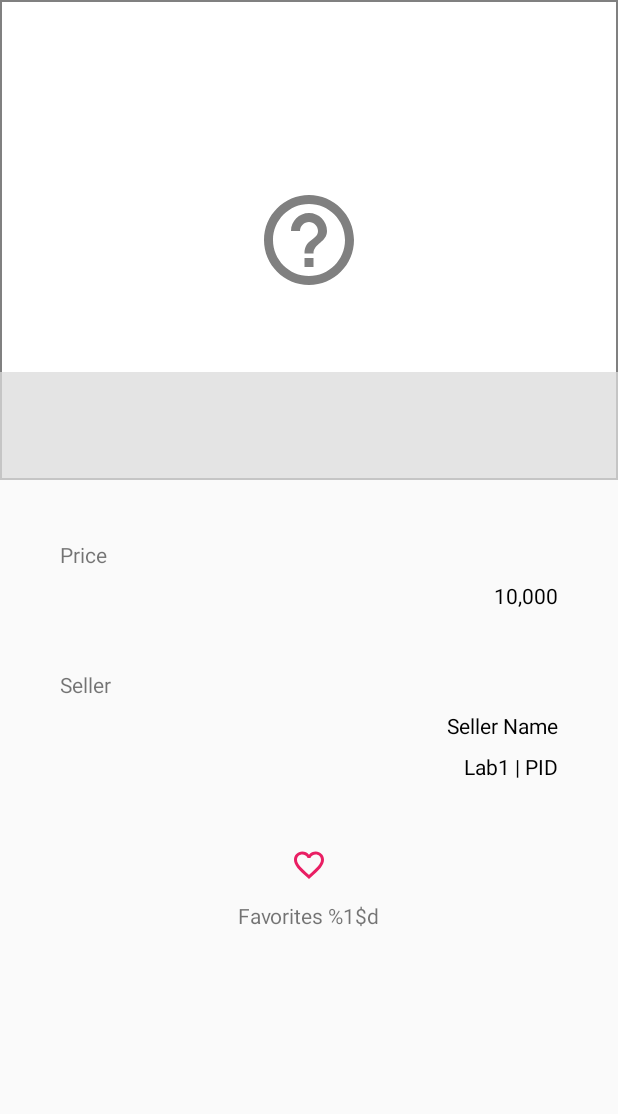
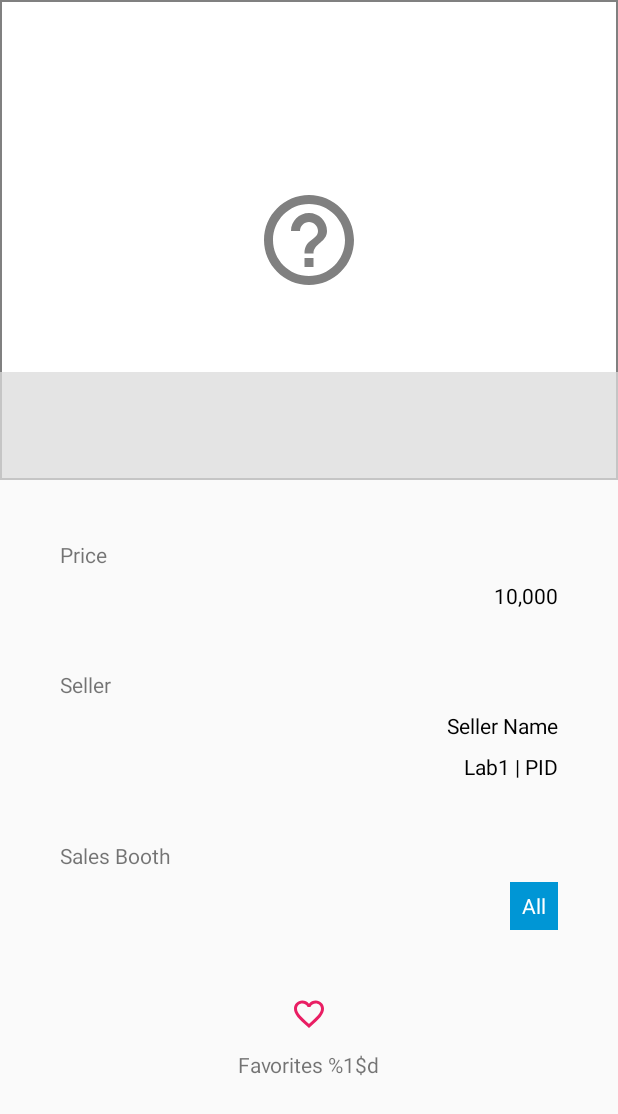
Before and after one commit to yoonhok524/HPPK-2018-Angel-s-Wing, an Android app: the layout activity_details.xml on its own in the app's theme, with its tools: preview values and no code run, on a phone screen of 412 x 824 dp. Shown: the top 1114 px of the screen. Run offline under Robolectric (Android 15) with nearby library versions, the phone set to English and light mode, and no system bars.

Commit message:
판매 구역 표기, 관심 물품 삭제되었을 때에 대한 조치

```diff
--- a/app/src/main/java/com/youknow/hppk2018/angelswing/data/model/Product.kt
+++ b/app/src/main/java/com/youknow/hppk2018/angelswing/data/model/Product.kt
@@ -9,6 +9,7 @@ data class Product (
         var id: String = "",
         var name: String = "",
         var price: Int = MINIMUM_TARGET_PRICE,
+        var donation: Int = 0,
         var imgFileName: String = "",
         var onSale: Boolean = true,
         val createdAt: Long = System.currentTimeMillis(),
--- a/app/src/main/java/com/youknow/hppk2018/angelswing/data/source/ProductDataSource.kt
+++ b/app/src/main/java/com/youknow/hppk2018/angelswing/data/source/ProductDataSource.kt
@@ -59,7 +59,7 @@ class ProductDataSource : AnkoLogger {
         mRef.document(productId)
                 .get()
                 .addOnCompleteListener {
-                    if (!it.isSuccessful || it.result == null) {
+                    if (!it.isSuccessful || it.result == null || !it.result.exists()) {
                         emitter.onError(Exception("$productId is not exist"))
                     } else {
                         emitter.onSuccess(it.result.toObject(Product::class.java)!!)
@@ -76,8 +76,8 @@ class ProductDataSource : AnkoLogger {
                 }
     }
 
-    fun delete(product: Product) = Single.create<Boolean> { emitter ->
-        mRef.document(product.id)
+    fun delete(productId: String) = Single.create<Boolean> { emitter ->
+        mRef.document(productId)
                 .delete()
                 .addOnCompleteListener {
                     emitter.onSuccess(it.isSuccessful)
--- a/app/src/main/java/com/youknow/hppk2018/angelswing/data/source/UserDataSource.kt
+++ b/app/src/main/java/com/youknow/hppk2018/angelswing/data/source/UserDataSource.kt
@@ -77,11 +77,12 @@ class UserDataSource : AnkoLogger {
                 }
     }
 
-    fun removeFavoriteProduct(userId: String, product: Product) = Single.create<Boolean> { emitter ->
+    fun removeFavoriteProduct(userId: String, productId: String) = Single.create<Boolean> { emitter ->
+        info("[HPPK] removeFavoriteProduct")
         mFirestore.collection(USERS)
                 .document(userId)
                 .collection(FAVORITES)
-                .document(product.id)
+                .document(productId)
                 .delete()
                 .addOnCompleteListener {
                     if (it.isSuccessful) {
--- a/app/src/main/java/com/youknow/hppk2018/angelswing/ui/details/DetailsActivity.kt
+++ b/app/src/main/java/com/youknow/hppk2018/angelswing/ui/details/DetailsActivity.kt
@@ -19,6 +19,7 @@ import com.youknow.hppk2018.angelswing.ui.KEY_USER
 import com.youknow.hppk2018.angelswing.ui.addedit.AddEditActivity
 import com.youknow.hppk2018.angelswing.ui.signin.SignInActivity
 import com.youknow.hppk2018.angelswing.utils.getFormattedPrice
+import com.youknow.hppk2018.angelswing.utils.getSaleLocation
 import kotlinx.android.synthetic.main.activity_details.*
 import org.jetbrains.anko.alert
 import org.jetbrains.anko.noButton
@@ -102,6 +103,7 @@ class DetailsActivity : AppCompatActivity(), DetailsContract.View, View.OnClickL
         tvPrice.text = getFormattedPrice(mProduct.price)
         tvSellerName.text = mProduct.seller.name
         tvSellerLabPart.text = "${mProduct.seller.lab} | ${mProduct.seller.part}"
+        tvSalesLocation.text = getSaleLocation(mProduct.seller.part)
 
         if (!TextUtils.isEmpty(mProduct.imgFileName)) {
             val imgRef = ImageDataSource().getImageRef(mProduct.imgFileName)
--- a/app/src/main/java/com/youknow/hppk2018/angelswing/ui/list/ProductsAdapter.kt
+++ b/app/src/main/java/com/youknow/hppk2018/angelswing/ui/list/ProductsAdapter.kt
@@ -16,12 +16,13 @@ import com.youknow.hppk2018.angelswing.data.source.ImageDataSource
 import com.youknow.hppk2018.angelswing.ui.KEY_PRODUCT_ID
 import com.youknow.hppk2018.angelswing.ui.details.DetailsActivity
 import com.youknow.hppk2018.angelswing.utils.getFormattedPrice
+import com.youknow.hppk2018.angelswing.utils.getSaleLocation
 import kotlinx.android.synthetic.main.item_product.view.*
 
 class ProductsAdapter(
         private val context: Context,
-        var products: MutableList<Product> = mutableListOf(),
-        private val imageDataSource: ImageDataSource = ImageDataSource()
+        private val imageDataSource: ImageDataSource = ImageDataSource(),
+        var products: MutableList<Product> = mutableListOf()
 ) : RecyclerView.Adapter<ProductsAdapter.ProductHolder>() {
 
     override fun onCreateViewHolder(parent: ViewGroup, viewType: Int) = ProductHolder(LayoutInflater.from(context).inflate(R.layout.item_product, parent, false))
@@ -38,6 +39,7 @@ class ProductsAdapter(
         holder.itemView.tvLblPrice.text = price
         holder.itemView.tvSellerName.text = product.seller.name
         holder.itemView.tvSellerLabPart.text = "${product.seller.lab} | ${product.seller.part}"
+        holder.itemView.tvSalesLocation.text = getSaleLocation(product.seller.part)
 
         if (!TextUtils.isEmpty(product.imgFileName)) {
             val imgRef = imageDataSource.getImageRef(product.imgFileName)
--- /dev/null
+++ b/app/src/main/res/drawable/sales_location.xml
@@ -0,0 +1,11 @@
+<?xml version="1.0" encoding="utf-8"?>
+<selector xmlns:android="http://schemas.android.com/apk/res/android">
+
+    <item>
+        <shape>
+            <gradient android:angle="0" android:centerColor="@color/colorPrimary" android:endColor="@color/colorPrimary" android:gradientRadius="10sp" android:startColor="@color/colorPrimary" />
+            <stroke android:width="1dp" android:color="@color/colorPrimary" />
+        </shape>
+    </item>
+
+</selector>
--- a/app/src/main/res/layout/activity_details.xml
+++ b/app/src/main/res/layout/activity_details.xml
@@ -26,9 +26,9 @@
                 android:layout_width="match_parent"
                 android:layout_height="match_parent"
                 android:background="@drawable/photo_border"
+                android:fitsSystemWindows="true"
+                android:scaleType="center"
                 android:src="@drawable/ic_unknown_72dp"
-                    android:scaleType="center"
-                    android:fitsSystemWindows="true"
                 app:layout_collapseMode="parallax"
                 app:layout_scrollFlags="scroll|enterAlways|enterAlwaysCollapsed" />
 
@@ -37,9 +37,9 @@
                 android:layout_width="match_parent"
                 android:layout_height="72dp"
                 android:layout_gravity="bottom"
+                android:background="@color/grey_truncate"
                 android:padding="8dp"
                 android:paddingStart="32dp"
-                    android:background="@color/grey_truncate"
                 android:textColor="@color/black"
                 android:textSize="20sp" />
 
@@ -69,21 +69,21 @@
                 android:layout_height="wrap_content"
                 android:layout_margin="40dp"
                 android:text="@string/price"
-                    app:layout_constraintTop_toTopOf="parent"
-                    app:layout_constraintStart_toStartOf="parent" />
+                app:layout_constraintStart_toStartOf="parent"
+                app:layout_constraintTop_toTopOf="parent" />
 
             <TextView
                 android:id="@+id/tvPrice"
                 android:layout_width="0dp"
                 android:layout_height="wrap_content"
+                android:layout_marginStart="40dp"
                 android:layout_marginTop="8dp"
-                    android:layout_marginStart="40dp"
                 android:layout_marginEnd="40dp"
                 android:textAlignment="textEnd"
                 android:textColor="@color/black"
-                    tools:text="10,000"
+                app:layout_constraintEnd_toEndOf="parent"
                 app:layout_constraintTop_toBottomOf="@id/tvLblPrice"
-                    app:layout_constraintEnd_toEndOf="parent" />
+                tools:text="10,000" />
 
             <TextView
                 android:id="@+id/tvSeller"
@@ -91,8 +91,8 @@
                 android:layout_height="wrap_content"
                 android:layout_margin="40dp"
                 android:text="@string/seller"
-                    app:layout_constraintTop_toBottomOf="@id/tvPrice"
-                    app:layout_constraintStart_toStartOf="parent" />
+                app:layout_constraintStart_toStartOf="parent"
+                app:layout_constraintTop_toBottomOf="@id/tvPrice" />
 
             <TextView
                 android:id="@+id/tvSellerName"
@@ -100,10 +100,10 @@
                 android:layout_height="wrap_content"
                 android:layout_marginTop="8dp"
                 android:layout_marginEnd="40dp"
-                    tools:text="Seller Name"
                 android:textColor="@color/black"
+                app:layout_constraintEnd_toEndOf="parent"
                 app:layout_constraintTop_toBottomOf="@id/tvSeller"
-                    app:layout_constraintEnd_toEndOf="parent" />
+                tools:text="Seller Name" />
 
             <TextView
                 android:id="@+id/tvSellerLabPart"
@@ -111,10 +111,32 @@
                 android:layout_height="wrap_content"
                 android:layout_marginTop="8dp"
                 android:layout_marginEnd="40dp"
-                    tools:text="Lab1 | PID"
                 android:textColor="@color/black"
+                app:layout_constraintEnd_toEndOf="parent"
                 app:layout_constraintTop_toBottomOf="@id/tvSellerName"
-                    app:layout_constraintEnd_toEndOf="parent" />
+                tools:text="Lab1 | PID" />
+
+            <TextView
+                android:id="@+id/tvLblSalesLocation"
+                android:layout_width="wrap_content"
+                android:layout_height="wrap_content"
+                android:layout_margin="40dp"
+                android:text="@string/sales_booth"
+                app:layout_constraintStart_toStartOf="parent"
+                app:layout_constraintTop_toBottomOf="@id/tvSellerLabPart" />
+
+            <TextView
+                android:id="@+id/tvSalesLocation"
+                android:layout_width="32dp"
+                android:layout_height="32dp"
+                android:layout_marginTop="8dp"
+                android:layout_marginEnd="40dp"
+                android:background="@drawable/sales_location"
+                android:textColor="@color/white"
+                android:gravity="center"
+                app:layout_constraintEnd_toEndOf="parent"
+                app:layout_constraintTop_toBottomOf="@id/tvLblSalesLocation"
+                tools:text="All" />
 
             <CheckBox
                 android:id="@+id/chkFavorite"
@@ -122,9 +144,9 @@
                 android:layout_height="32dp"
                 android:layout_margin="40dp"
                 android:button="@drawable/favorite_checkbox"
-                    app:layout_constraintTop_toBottomOf="@id/tvSellerLabPart"
+                app:layout_constraintEnd_toEndOf="parent"
                 app:layout_constraintStart_toStartOf="parent"
-                    app:layout_constraintEnd_toEndOf="parent" />
+                app:layout_constraintTop_toBottomOf="@id/tvSalesLocation" />
 
             <TextView
                 android:id="@+id/tvFavoriteNumber"
@@ -133,10 +155,10 @@
                 android:layout_marginTop="8dp"
                 android:layout_marginBottom="40dp"
                 android:text="@string/number_of_users"
-                    app:layout_constraintTop_toBottomOf="@id/chkFavorite"
                 app:layout_constraintBottom_toBottomOf="parent"
+                app:layout_constraintEnd_toEndOf="parent"
                 app:layout_constraintStart_toStartOf="parent"
-                    app:layout_constraintEnd_toEndOf="parent" />
+                app:layout_constraintTop_toBottomOf="@id/chkFavorite" />
 
         </android.support.constraint.ConstraintLayout>
     </android.support.v4.widget.NestedScrollView>
--- a/app/src/main/res/values/strings.xml
+++ b/app/src/main/res/values/strings.xml
@@ -76,4 +76,5 @@
     <string name="search">Search</string>
     <string name="hint_search">Input Keyword</string>
     <string name="err_search_keyword_is_empty">Please enter search keyword.</string>
+    <string name="sales_booth">Sales Booth</string>
 </resources>
```
Also changed, not shown: app/src/main/java/com/youknow/hppk2018/angelswing/ui/details/DetailsPresenter.kt (+15 -8 lines), app/src/main/java/com/youknow/hppk2018/angelswing/utils/Utils.kt (+21 -0 lines), app/src/main/res/layout/item_product.xml (+34 -17 lines), 1 other file. Lines whose indentation alone changed are shown as unchanged.
